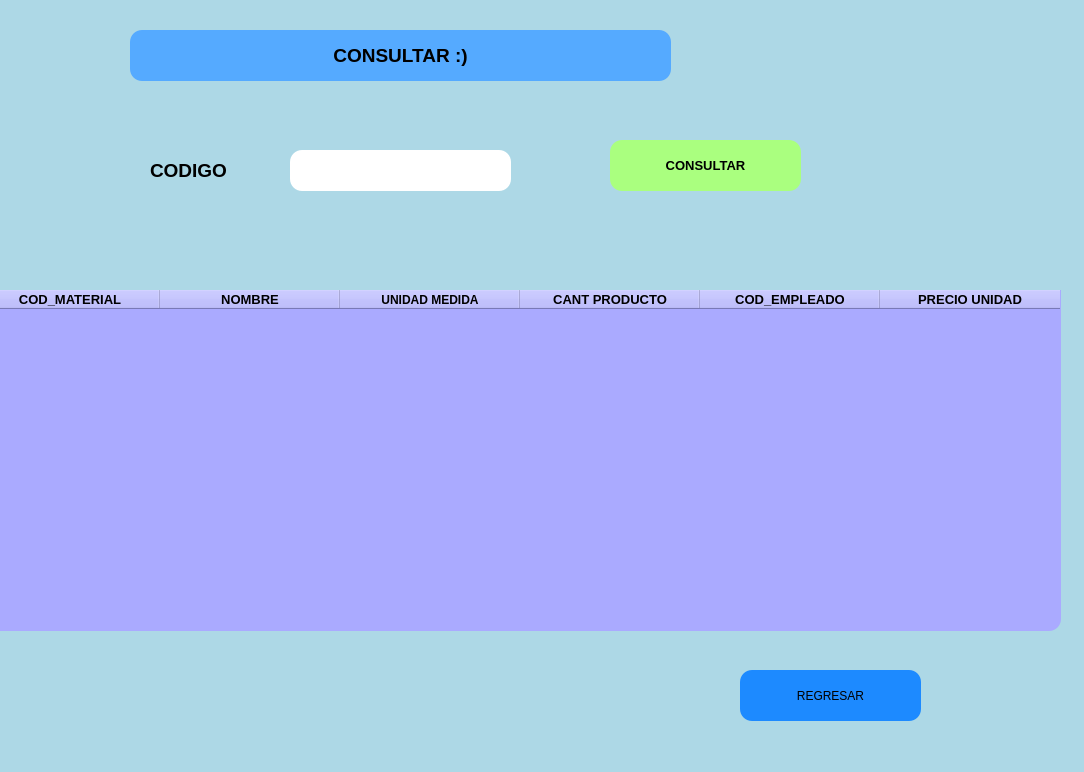
First picture: the form in view/BUSCARMATERIAL.UI, repository arturito76/proyecto, before the edit.
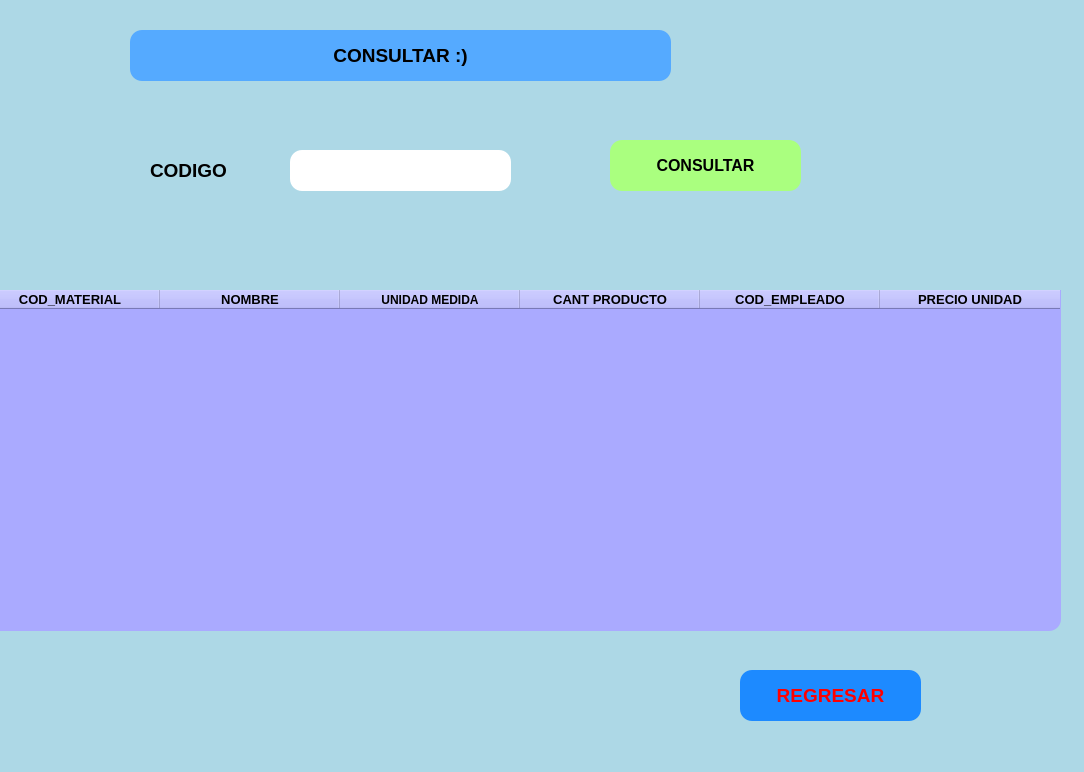
Second picture: the form after the edit.

Diff of the .ui file:
```diff
--- a/view/BUSCARMATERIAL.UI
+++ b/view/BUSCARMATERIAL.UI
@@ -100,7 +100,7 @@
     </property>
     <property name="font">
      <font>
-      <pointsize>10</pointsize>
+      <pointsize>12</pointsize>
       <weight>75</weight>
       <bold>true</bold>
      </font>
@@ -210,8 +210,16 @@
       <height>51</height>
      </rect>
     </property>
+    <property name="font">
+     <font>
+      <pointsize>14</pointsize>
+      <weight>75</weight>
+      <bold>true</bold>
+     </font>
+    </property>
     <property name="styleSheet">
      <string notr="true">background-color: rgb(29, 138, 255);
+color: rgb(255, 0, 0);
  border-radius: 12px;</string>
     </property>
     <property name="text">
```
